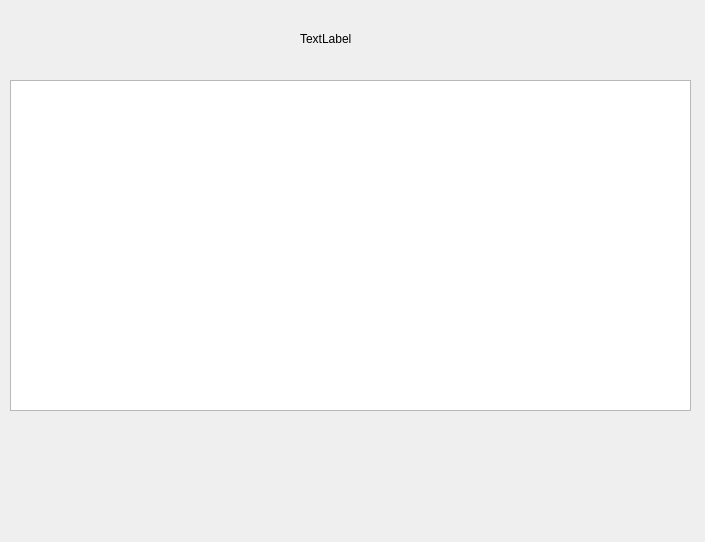
Old version of the form Design/find_result_window.ui in the repository Gorynych88/pribors.
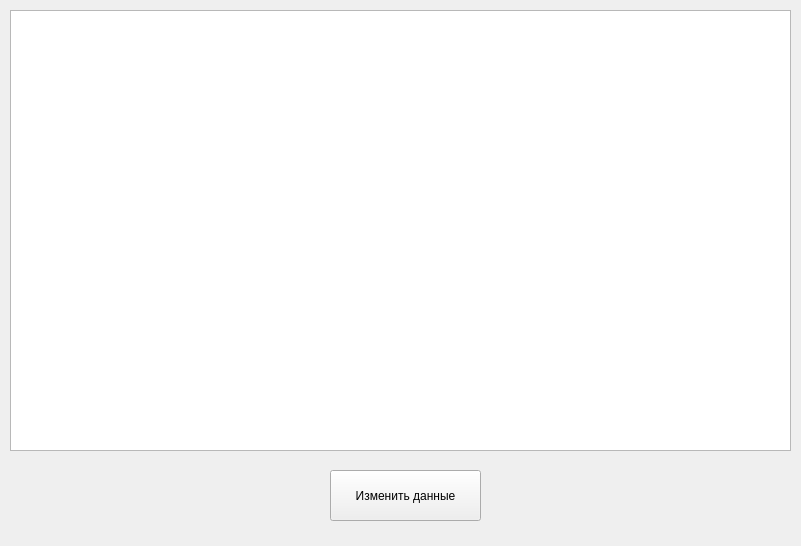
New version of the form.

Commit message: add window find result

```diff
--- a/Design/find_result_window.ui
+++ b/Design/find_result_window.ui
@@ -6,34 +6,34 @@
    <rect>
     <x>0</x>
     <y>0</y>
-    <width>705</width>
-    <height>542</height>
+    <width>801</width>
+    <height>546</height>
    </rect>
   </property>
   <property name="windowTitle">
    <string>Информация об объекте</string>
   </property>
   <widget class="QWidget" name="centralwidget">
-   <widget class="QLabel" name="label_name_object">
+   <widget class="QPushButton" name="btnEdit">
     <property name="geometry">
      <rect>
-      <x>300</x>
-      <y>30</y>
-      <width>67</width>
-      <height>17</height>
+      <x>330</x>
+      <y>470</y>
+      <width>151</width>
+      <height>51</height>
      </rect>
     </property>
     <property name="text">
-     <string>TextLabel</string>
+     <string>Изменить данные</string>
     </property>
    </widget>
-   <widget class="QTableWidget" name="tableWidget_result">
+   <widget class="QListWidget" name="listWidgetFindResult">
     <property name="geometry">
      <rect>
       <x>10</x>
-      <y>80</y>
-      <width>681</width>
-      <height>331</height>
+      <y>10</y>
+      <width>781</width>
+      <height>441</height>
      </rect>
     </property>
    </widget>
```
Left out of the diff: 2 changed lines with no effect on the pictures. The commit also changes 11 other files.
